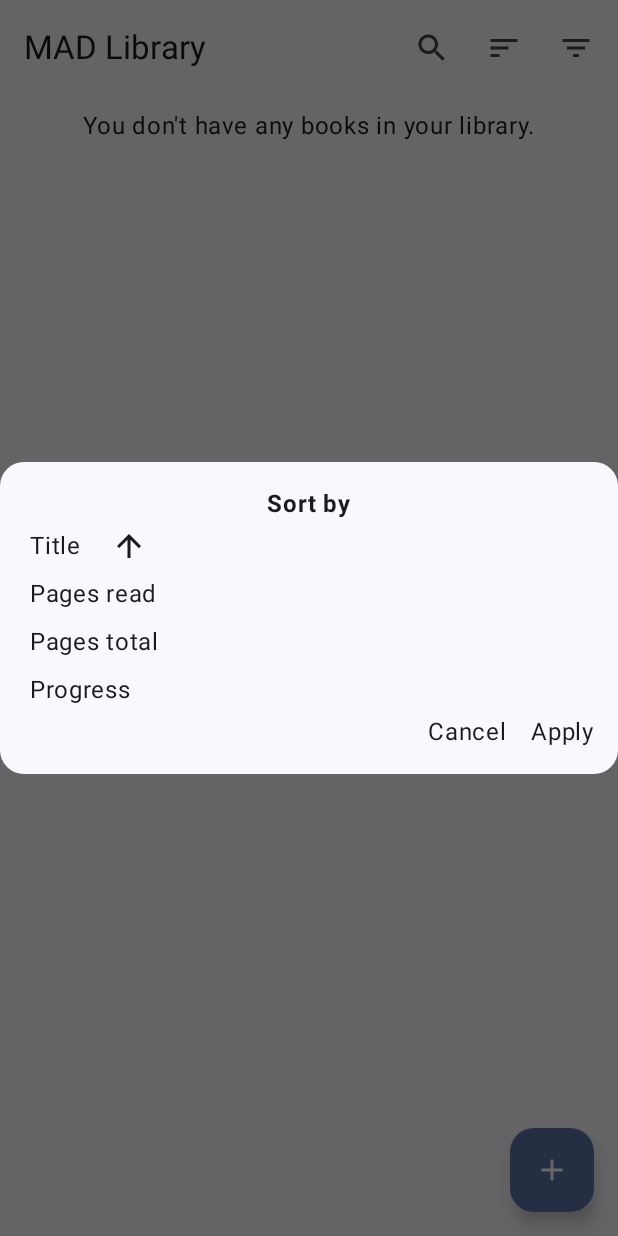
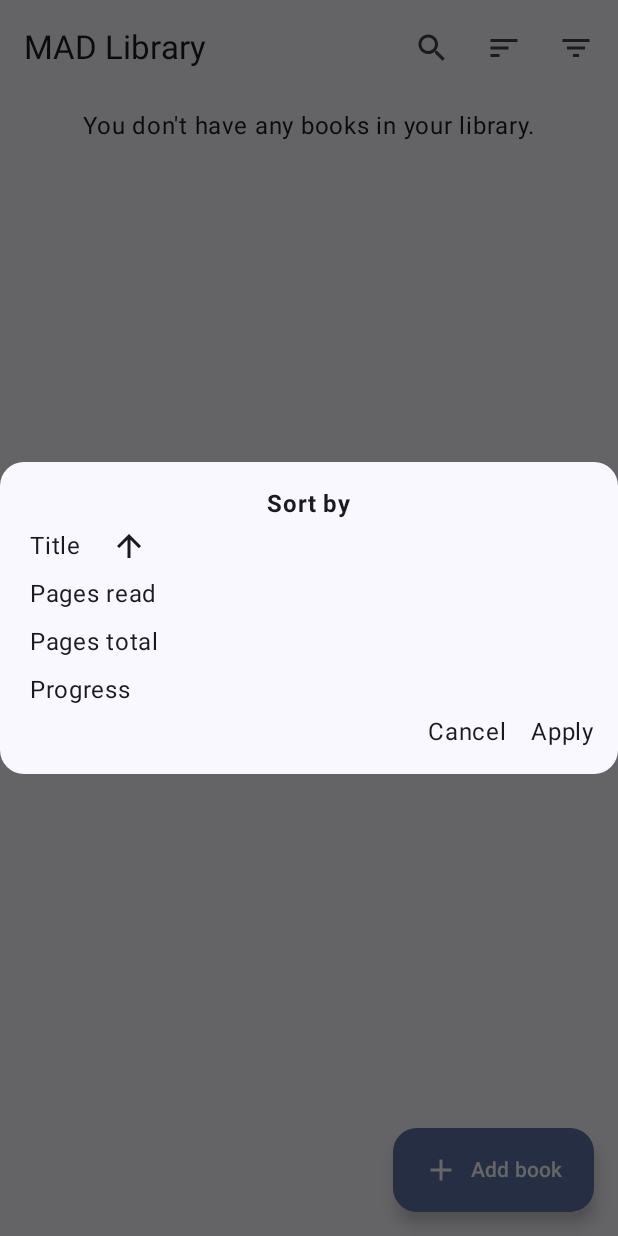
Before and after one commit to b-sass/LibraryManagementSystem, an Android app built with Jetpack Compose: the screen it shows after launch (MainActivity), after a tap on "Sort", on a phone screen of 412 x 824 dp. Run offline under Robolectric (Android 15) with nearby library versions, the phone set to English and light mode, and no system bars; our stand-ins replace Room's generated code.

Commit message:
Change to extended FAB.

```diff
--- a/app/src/main/java/com/example/bookmanagementsystem/view/BookListView.kt
+++ b/app/src/main/java/com/example/bookmanagementsystem/view/BookListView.kt
@@ -21,6 +21,7 @@ import androidx.compose.material.icons.filled.Search
 import androidx.compose.material3.BasicAlertDialog
 import androidx.compose.material3.Checkbox
 import androidx.compose.material3.ExperimentalMaterial3Api
+import androidx.compose.material3.ExtendedFloatingActionButton
 import androidx.compose.material3.FloatingActionButton
 import androidx.compose.material3.HorizontalDivider
 import androidx.compose.material3.Icon
@@ -137,10 +138,12 @@ fun BookListView(
         },
         // Move to add screen on button press
         floatingActionButton = {
-            FloatingActionButton(
+            ExtendedFloatingActionButton(
                 onClick = { onAddButtonClicked() },
             ) {
                 Icon(Icons.Filled.Add, "Add book")
+                Spacer(modifier = Modifier.padding(4.dp))
+                Text("Add book")
             }
         },
     ) { innerPadding ->
```
